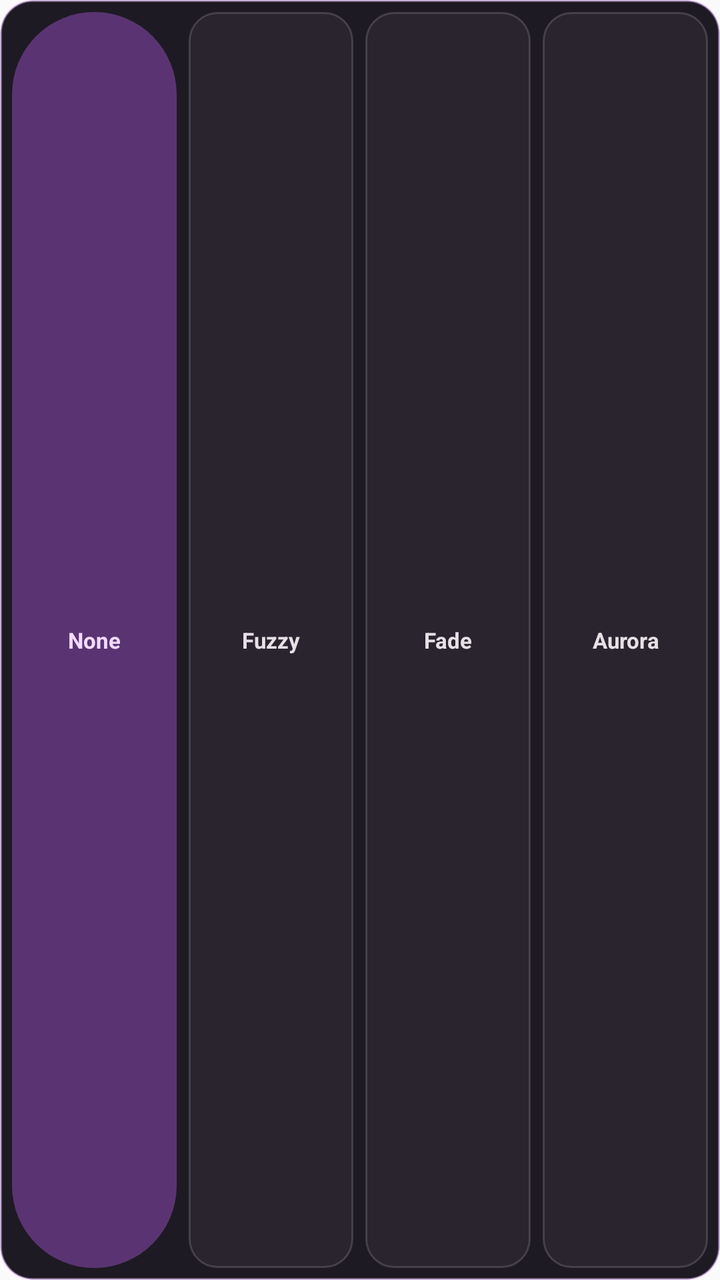
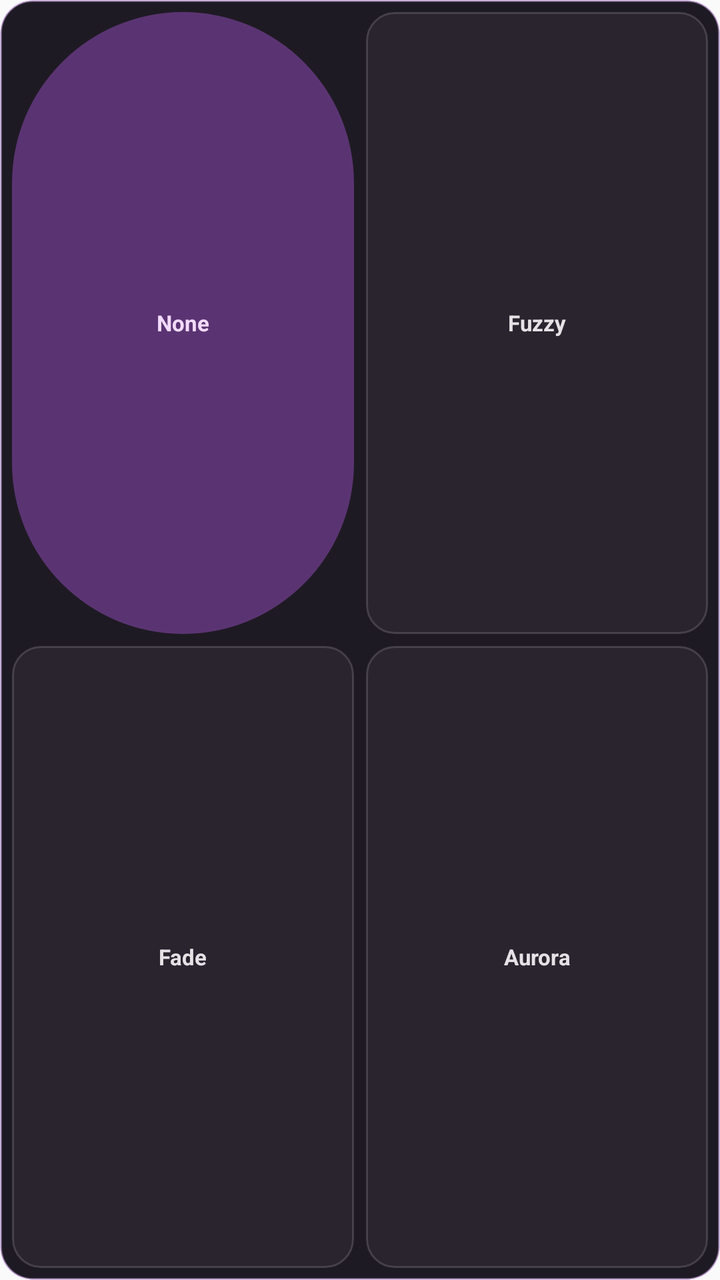

Screens rendered from an Android XML layout before and after an edit, with the pre-edit source and the edit as a unified diff.
<!-- AndroidManifest.xml: application theme Theme.Toolbox -->
<!-- res/layout/widget_background_texture.xml -->
<?xml version="1.0" encoding="utf-8"?>
<FrameLayout xmlns:android="http://schemas.android.com/apk/res/android"
    android:id="@android:id/background"
    android:layout_width="match_parent"
    android:layout_height="match_parent"
    android:background="@drawable/bg_todo_widget_card"
    android:clipToOutline="true">

    <ImageView
        android:id="@+id/widget_background_texture_background"
        android:layout_width="match_parent"
        android:layout_height="match_parent"
        android:contentDescription="@null"
        android:scaleType="fitXY"
        android:src="@drawable/bg_todo_widget_card" />

    <FrameLayout
        android:id="@+id/widget_background_texture_list_container"
        android:layout_width="match_parent"
        android:layout_height="match_parent">

        
        <ListView
            android:id="@+id/widget_background_texture_list_view"
            android:layout_width="88dp"
            android:layout_height="340dp"
            android:layout_gravity="center"
            android:clipToPadding="false"
            android:divider="@android:color/transparent"
            android:dividerHeight="0dp"
            android:paddingTop="6dp"
            android:paddingBottom="6dp"
            android:rotation="-90"
            android:scrollbars="none" />

        
        <LinearLayout
            android:id="@+id/widget_background_texture_empty_view"
            android:layout_width="match_parent"
            android:layout_height="match_parent"
            android:baselineAligned="false"
            android:gravity="center_vertical"
            android:orientation="horizontal"
            android:padding="6dp">

            <FrameLayout
                android:layout_width="0dp"
                android:layout_height="match_parent"
                android:layout_marginEnd="3dp"
                android:layout_weight="1"
                android:background="@drawable/bg_todo_widget_pill">

                <TextView
                    android:layout_width="match_parent"
                    android:layout_height="wrap_content"
                    android:layout_gravity="center"
                    android:ellipsize="end"
                    android:gravity="center"
                    android:maxLines="1"
                    android:padding="4dp"
                    android:text="None"
                    android:textColor="#FFF3DAFF"
                    android:textSize="11sp"
                    android:textStyle="bold" />
            </FrameLayout>

            <FrameLayout
                android:layout_width="0dp"
                android:layout_height="match_parent"
                android:layout_marginStart="3dp"
                android:layout_marginEnd="3dp"
                android:layout_weight="1"
                android:background="@drawable/bg_todo_widget_item">

                <TextView
                    android:layout_width="match_parent"
                    android:layout_height="wrap_content"
                    android:layout_gravity="center"
                    android:ellipsize="end"
                    android:gravity="center"
                    android:maxLines="1"
                    android:padding="4dp"
                    android:text="Fuzzy"
                    android:textColor="#FFE7E1E6"
                    android:textSize="11sp"
                    android:textStyle="bold" />
            </FrameLayout>

            <FrameLayout
                android:layout_width="0dp"
                android:layout_height="match_parent"
                android:layout_marginStart="3dp"
                android:layout_marginEnd="3dp"
                android:layout_weight="1"
                android:background="@drawable/bg_todo_widget_item">

                <TextView
                    android:layout_width="match_parent"
                    android:layout_height="wrap_content"
                    android:layout_gravity="center"
                    android:ellipsize="end"
                    android:gravity="center"
                    android:maxLines="1"
                    android:padding="4dp"
                    android:text="Fade"
                    android:textColor="#FFE7E1E6"
                    android:textSize="11sp"
                    android:textStyle="bold" />
            </FrameLayout>

            <FrameLayout
                android:layout_width="0dp"
                android:layout_height="match_parent"
                android:layout_marginStart="3dp"
                android:layout_weight="1"
                android:background="@drawable/bg_todo_widget_item">

                <TextView
                    android:layout_width="match_parent"
                    android:layout_height="wrap_content"
                    android:layout_gravity="center"
                    android:ellipsize="end"
                    android:gravity="center"
                    android:maxLines="1"
                    android:padding="4dp"
                    android:text="Aurora"
                    android:textColor="#FFE7E1E6"
                    android:textSize="11sp"
                    android:textStyle="bold" />
            </FrameLayout>
        </LinearLayout>
    </FrameLayout>
</FrameLayout>
<!-- resources referenced by this layout -->
<resources>
  <!-- drawable bg_todo_widget_card (drawable) -->
  <?xml version="1.0" encoding="utf-8"?>
  <shape xmlns:android="http://schemas.android.com/apk/res/android"
      android:shape="rectangle">
      <corners android:radius="16dp" />
      <solid android:color="#FF1E1A23" />
      <stroke
          android:width="1dp"
          android:color="#6BDDB9F6" />
  </shape>
  <!-- drawable bg_todo_widget_item (drawable) -->
  <?xml version="1.0" encoding="utf-8"?>
  <shape xmlns:android="http://schemas.android.com/apk/res/android"
      android:shape="rectangle">
      <corners android:radius="14dp" />
      <solid android:color="#FF29242E" />
      <stroke
          android:width="1dp"
          android:color="#33CDC4CF" />
  </shape>
  <!-- drawable bg_todo_widget_pill (drawable) -->
  <?xml version="1.0" encoding="utf-8"?>
  <shape xmlns:android="http://schemas.android.com/apk/res/android"
      android:shape="rectangle">
      <corners android:radius="999dp" />
      <solid android:color="#FF5A3472" />
  </shape>
  <style name="Theme.Toolbox" parent="android:Theme.Material.Light.NoActionBar" />
</resources>

<!-- the commit's change to res/layout/widget_background_texture.xml (unified diff, before → after) -->
@@ -22,15 +22,15 @@
         
         <ListView
             android:id="@+id/widget_background_texture_list_view"
-            android:layout_width="88dp"
-            android:layout_height="340dp"
-            android:layout_gravity="center"
+            android:layout_width="match_parent"
+            android:layout_height="match_parent"
             android:clipToPadding="false"
             android:divider="@android:color/transparent"
             android:dividerHeight="0dp"
-            android:paddingTop="6dp"
-            android:paddingBottom="6dp"
-            android:rotation="-90"
+            android:paddingStart="4dp"
+            android:paddingTop="4dp"
+            android:paddingEnd="4dp"
+            android:paddingBottom="4dp"
             android:scrollbars="none" />
 
         
@@ -39,95 +39,110 @@
             android:layout_width="match_parent"
             android:layout_height="match_parent"
             android:baselineAligned="false"
-            android:gravity="center_vertical"
-            android:orientation="horizontal"
+            android:orientation="vertical"
             android:padding="6dp">
 
-            <FrameLayout
-                android:layout_width="0dp"
-                android:layout_height="match_parent"
-                android:layout_marginEnd="3dp"
+            <LinearLayout
+                android:layout_width="match_parent"
+                android:layout_height="0dp"
+                android:layout_marginBottom="3dp"
                 android:layout_weight="1"
-                android:background="@drawable/bg_todo_widget_pill">
+                android:baselineAligned="false"
+                android:orientation="horizontal">
 
-                <TextView
-                    android:layout_width="match_parent"
-                    android:layout_height="wrap_content"
-                    android:layout_gravity="center"
-                    android:ellipsize="end"
-                    android:gravity="center"
-                    android:maxLines="1"
-                    android:padding="4dp"
-                    android:text="None"
-                    android:textColor="#FFF3DAFF"
-                    android:textSize="11sp"
-                    android:textStyle="bold" />
-            </FrameLayout>
+                <FrameLayout
+                    android:layout_width="0dp"
+                    android:layout_height="match_parent"
+                    android:layout_marginEnd="3dp"
+                    android:layout_weight="1"
+                    android:background="@drawable/bg_todo_widget_pill">
 
-            <FrameLayout
-                android:layout_width="0dp"
-                android:layout_height="match_parent"
-                android:layout_marginStart="3dp"
-                android:layout_marginEnd="3dp"
+                    <TextView
+                        android:layout_width="match_parent"
+                        android:layout_height="wrap_content"
+                        android:layout_gravity="center"
+                        android:ellipsize="end"
+                        android:gravity="center"
+                        android:maxLines="1"
+                        android:padding="4dp"
+                        android:text="None"
+                        android:textColor="#FFF3DAFF"
+                        android:textSize="11sp"
+                        android:textStyle="bold" />
+                </FrameLayout>
+
+                <FrameLayout
+                    android:layout_width="0dp"
+                    android:layout_height="match_parent"
+                    android:layout_marginStart="3dp"
+                    android:layout_weight="1"
+                    android:background="@drawable/bg_todo_widget_item">
+
+                    <TextView
+                        android:layout_width="match_parent"
+                        android:layout_height="wrap_content"
+                        android:layout_gravity="center"
+                        android:ellipsize="end"
+                        android:gravity="center"
+                        android:maxLines="1"
+                        android:padding="4dp"
+                        android:text="Fuzzy"
+                        android:textColor="#FFE7E1E6"
+                        android:textSize="11sp"
+                        android:textStyle="bold" />
+                </FrameLayout>
+            </LinearLayout>
+
+            <LinearLayout
+                android:layout_width="match_parent"
+                android:layout_height="0dp"
+                android:layout_marginTop="3dp"
                 android:layout_weight="1"
-                android:background="@drawable/bg_todo_widget_item">
+                android:baselineAligned="false"
+                android:orientation="horizontal">
 
-                <TextView
-                    android:layout_width="match_parent"
-                    android:layout_height="wrap_content"
-                    android:layout_gravity="center"
-                    android:ellipsize="end"
-                    android:gravity="center"
-                    android:maxLines="1"
-                    android:padding="4dp"
-                    android:text="Fuzzy"
-                    android:textColor="#FFE7E1E6"
-                    android:textSize="11sp"
-                    android:textStyle="bold" />
-            </FrameLayout>
+                <FrameLayout
+                    android:layout_width="0dp"
+                    android:layout_height="match_parent"
+                    android:layout_marginEnd="3dp"
+                    android:layout_weight="1"
+                    android:background="@drawable/bg_todo_widget_item">
 
-            <FrameLayout
-                android:layout_width="0dp"
-                android:layout_height="match_parent"
-                android:layout_marginStart="3dp"
-                android:layout_marginEnd="3dp"
-                android:layout_weight="1"
-                android:background="@drawable/bg_todo_widget_item">
+                    <TextView
+                        android:layout_width="match_parent"
+                        android:layout_height="wrap_content"
+                        android:layout_gravity="center"
+                        android:ellipsize="end"
+                        android:gravity="center"
+                        android:maxLines="1"
+                        android:padding="4dp"
+                        android:text="Fade"
+                        android:textColor="#FFE7E1E6"
+                        android:textSize="11sp"
+                        android:textStyle="bold" />
+                </FrameLayout>
 
-                <TextView
-                    android:layout_width="match_parent"
-                    android:layout_height="wrap_content"
-                    android:layout_gravity="center"
-                    android:ellipsize="end"
-                    android:gravity="center"
-                    android:maxLines="1"
-                    android:padding="4dp"
-                    android:text="Fade"
-                    android:textColor="#FFE7E1E6"
-                    android:textSize="11sp"
-                    android:textStyle="bold" />
-            </FrameLayout>
+                <FrameLayout
+                    android:layout_width="0dp"
+                    android:layout_height="match_parent"
+                    android:layout_marginStart="3dp"
+                    android:layout_weight="1"
+                    android:background="@drawable/bg_todo_widget_item">
 
-            <FrameLayout
-                android:layout_width="0dp"
-                android:layout_height="match_parent"
-                android:layout_marginStart="3dp"
-                android:layout_weight="1"
-                android:background="@drawable/bg_todo_widget_item">
-
-                <TextView
-                    android:layout_width="match_parent"
-                    android:layout_height="wrap_content"
-                    android:layout_gravity="center"
-                    android:ellipsize="end"
-                    android:gravity="center"
-                    android:maxLines="1"
-                    android:padding="4dp"
-                    android:text="Aurora"
-                    android:textColor="#FFE7E1E6"
-                    android:textSize="11sp"
-                    android:textStyle="bold" />
-            </FrameLayout>
+                    <TextView
+                        android:layout_width="match_parent"
+                        android:layout_height="wrap_content"
+                        android:layout_gravity="center"
+                        android:ellipsize="end"
+                        android:gravity="center"
+                        android:maxLines="1"
+                        android:padding="4dp"
+                        android:text="Aurora"
+                        android:textColor="#FFE7E1E6"
+                        android:textSize="11sp"
+                        android:textStyle="bold" />
+                </FrameLayout>
+            </LinearLayout>
         </LinearLayout>
     </FrameLayout>
 </FrameLayout>
